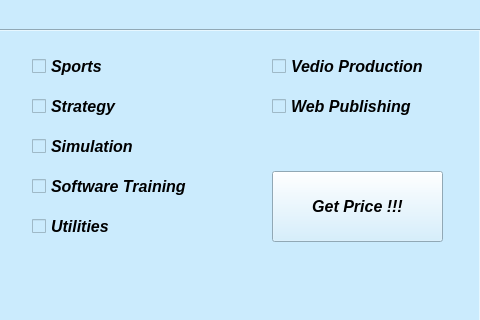
This is SteamAnalyzer.ui in ramadepo/Ncu-DataScience-SteamAnalyzer as Qt 5 draws it before an edit; both pictures show x 720 to 1200 and y 0 to 320 of the 1200 by 930 pixel window. The edited form follows.
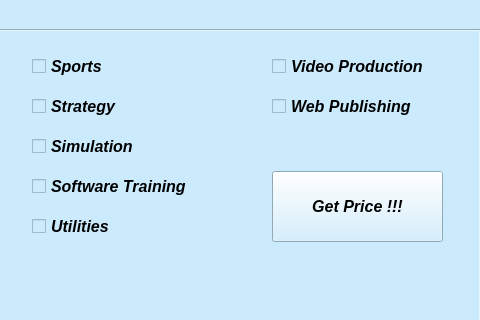
This is the edited form.

What changed in the file:
```diff
--- a/SteamAnalyzer.ui
+++ b/SteamAnalyzer.ui
@@ -428,7 +428,7 @@
        </font>
       </property>
       <property name="text">
-       <string>Vedio Production</string>
+       <string>Video Production</string>
       </property>
      </widget>
      <widget class="QCheckBox" name="checkBox_sin_designandillustration">
```
Left out of the diff: 2 changed lines with no effect on the pictures.
